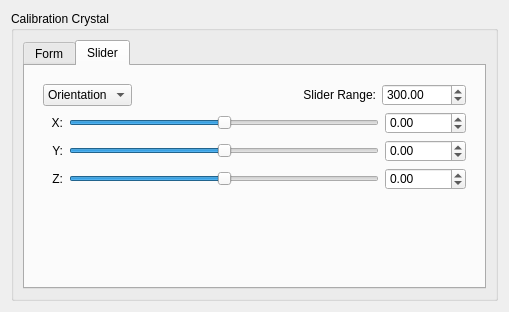
The window that hexrd/ui/resources/ui/calibration_crystal_editor.ui (HEXRD/hexrdgui) describes before a commit, drawn with Qt 5.
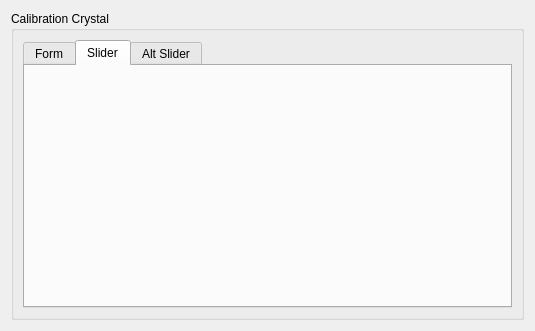
The same window after the commit. The open tabs and pages were chosen to show the change.

Commit message: Use separate slider widget for crystal calibration

Patch:
```diff
--- a/hexrd/ui/resources/ui/calibration_crystal_editor.ui
+++ b/hexrd/ui/resources/ui/calibration_crystal_editor.ui
@@ -6,8 +6,8 @@
    <rect>
     <x>0</x>
     <y>0</y>
-    <width>509</width>
-    <height>312</height>
+    <width>535</width>
+    <height>331</height>
    </rect>
   </property>
   <property name="minimumSize">
@@ -23,15 +23,18 @@
    <string notr="true">QDoubleSpinBox:disabled {background-color: LightGray;}
 </string>
   </property>
-  <layout class="QGridLayout" name="gridLayout_4">
-   <item row="0" column="0">
+  <layout class="QVBoxLayout" name="verticalLayout_4">
+   <item>
     <widget class="QGroupBox" name="calibration_crystal_group_box">
      <property name="title">
       <string>Calibration Crystal</string>
      </property>
      <layout class="QGridLayout" name="gridLayout_3">
       <item row="0" column="0" colspan="2">
-       <widget class="QTabWidget" name="tabWidget">
+       <widget class="QTabWidget" name="tab_widget">
+        <property name="enabled">
+         <bool>true</bool>
+        </property>
         <property name="minimumSize">
          <size>
           <width>0</width>
@@ -494,6 +497,44 @@
          <attribute name="title">
           <string>Slider</string>
          </attribute>
+         <layout class="QVBoxLayout" name="verticalLayout_5">
+          <item>
+           <widget class="QWidget" name="slider_widget_parent" native="true">
+            <layout class="QVBoxLayout" name="verticalLayout_3">
+             <property name="leftMargin">
+              <number>0</number>
+             </property>
+             <property name="topMargin">
+              <number>0</number>
+             </property>
+             <property name="rightMargin">
+              <number>0</number>
+             </property>
+             <property name="bottomMargin">
+              <number>0</number>
+             </property>
+            </layout>
+           </widget>
+          </item>
+          <item>
+           <spacer name="verticalSpacer_3">
+            <property name="orientation">
+             <enum>Qt::Vertical</enum>
+            </property>
+            <property name="sizeHint" stdset="0">
+             <size>
+              <width>20</width>
+              <height>203</height>
+             </size>
+            </property>
+           </spacer>
+          </item>
+         </layout>
+        </widget>
+        <widget class="QWidget" name="notused_slider_tab">
+         <attribute name="title">
+          <string>Alt Slider</string>
+         </attribute>
          <layout class="QVBoxLayout" name="verticalLayout_2">
           <item>
            <widget class="QWidget" name="widget" native="true">
@@ -541,6 +582,9 @@
                  <property name="keyboardTracking">
                   <bool>false</bool>
                  </property>
+                 <property name="suffix">
+                  <string>°</string>
+                 </property>
                  <property name="minimum">
                   <double>0.000000000000000</double>
                  </property>
@@ -551,7 +595,7 @@
                   <double>0.100000000000000</double>
                  </property>
                  <property name="value">
-                  <double>300.000000000000000</double>
+                  <double>30.000000000000000</double>
                  </property>
                 </widget>
                </item>
```
Left out of the diff: 26 changed lines with no effect on the pictures. The commit also changes 3 other files.
